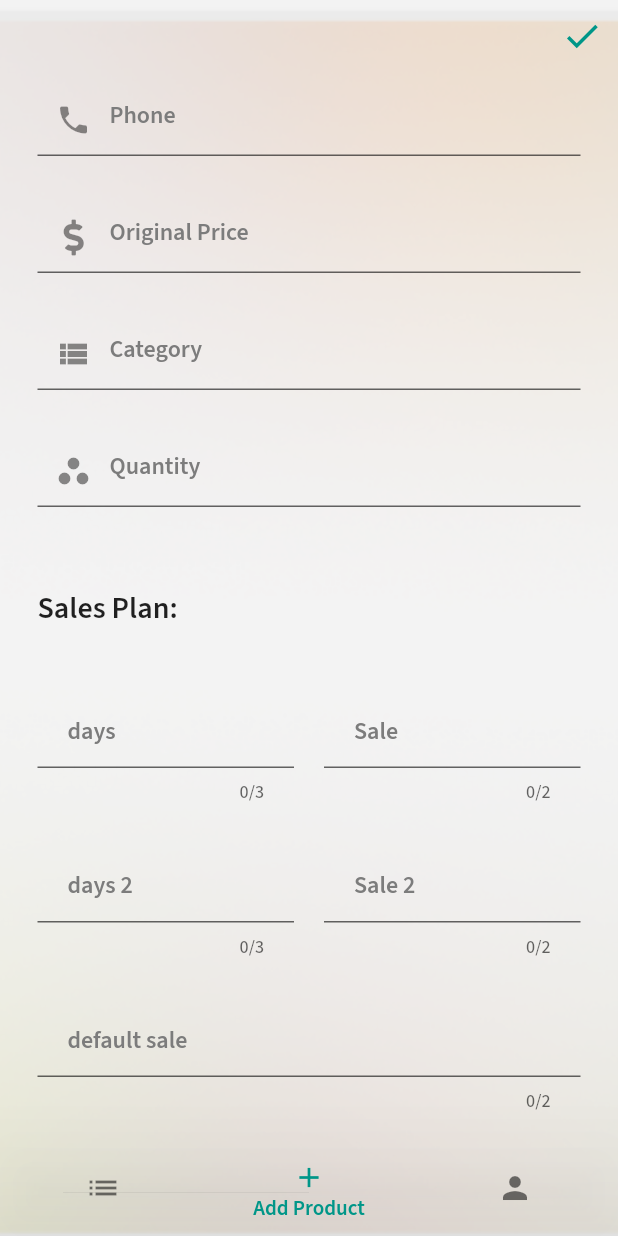
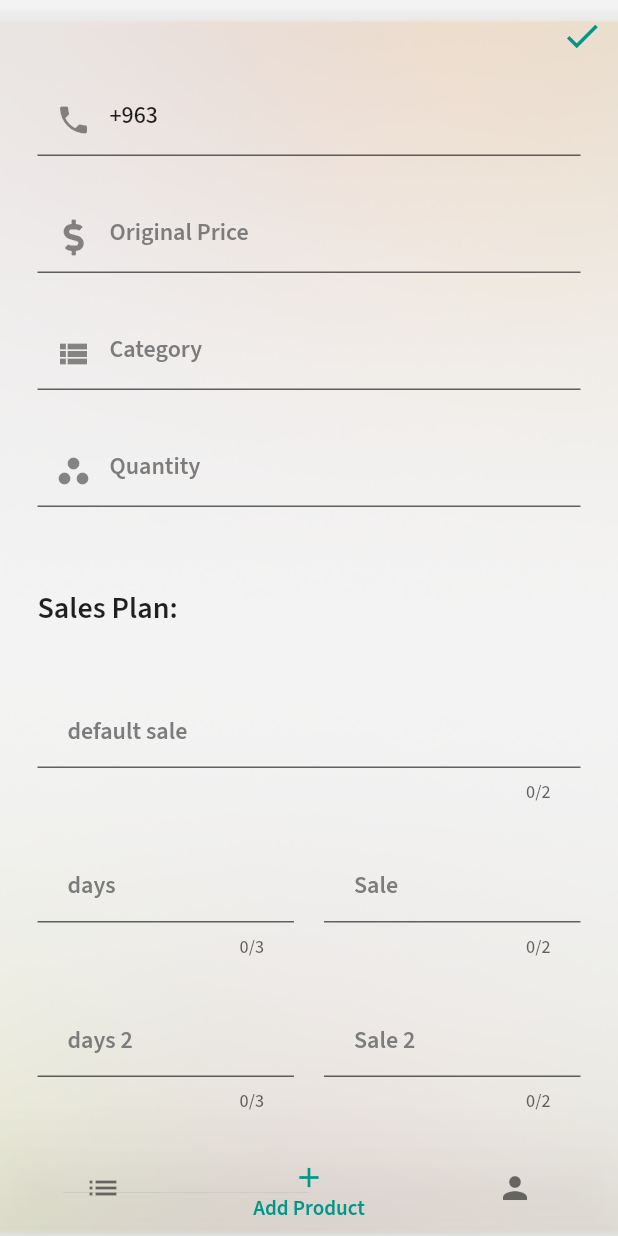
Before and after one commit to IyadAlanssary/Mahallna, a Flutter app: the BottomNavBar screen opened directly, item 2 of the bottom bar chosen, scrolled down 439 dp, after a tap on the "check" icon, on a phone screen of 412 x 824 dp. Run offline on Flutter 3.47's test engine with Material 2 defaults, Android fonts, the phone set to English and light mode, and no system bars; our stand-ins replace date_time_picker, flutter_spinkit, flutter_svg, flutter_vector_icons, font_awesome_flutter, image_picker and 1 more; missing offline and left inert: image_picker_for_web, search_page, shared_preferences_web; accounts and stored records are empty.

Commit message:
some minor problems solved

```diff
--- a/lib/Models/const.dart
+++ b/lib/Models/const.dart
@@ -1,3 +1,3 @@
 const String baseUrl = "74bbdce5-c395-497b-9acf-3f4bbf4b7604.mock.pstmn.io";
 
-String baseUrl2 = "http://192.168.80.198:8000/api";
+String baseUrl2 = "http://192.168.173.41:8000/api";
--- a/lib/add_product_screen.dart
+++ b/lib/add_product_screen.dart
@@ -157,6 +157,8 @@ class _AddProductState extends State<AddProduct> {
                             ),
                             ProductText(
                               hint: 'Phone',
+                              initial: true,
+                              initialText: '+963',
                               icon: const Icon(Icons.phone),
                               type: TextInputType.phone,
                               onChanged: (value) {
@@ -200,6 +202,14 @@ class _AddProductState extends State<AddProduct> {
                                 style: TextStyle(
                                     fontSize: 20, fontWeight: FontWeight.bold),
                               ),
+                            ),
+                            ProductText(
+                              hint: 'default sale',
+                              maxLength: 2,
+                              type: TextInputType.number,
+                              onChanged: (value) {
+                                initialSale = double.tryParse(value!);
+                              },
                             ),
                             // first period and price
                             Row(
@@ -252,15 +262,6 @@ class _AddProductState extends State<AddProduct> {
                                   },
                                 )),
                               ],
-                            ),
-                            // default sale
-                            ProductText(
-                              hint: 'default sale',
-                              maxLength: 2,
-                              type: TextInputType.number,
-                              onChanged: (value) {
-                                initialSale = double.tryParse(value!);
-                              },
                             ),
                           ],
                         ),
--- a/lib/home.dart
+++ b/lib/home.dart
@@ -203,9 +203,8 @@ class _HomeState extends State<Home> {
               imageBytes: res.bodyBytes,
               category: g['category'],
               price: g['current_price'].toString(),
-              expiryDate: g['expiry'],
-              imagePath: baseUrl2 +
-                  "/images/${g['image_id']}"); //////////////////TODO:change to g['image_id']
+              expiryDate: g['expiry_date'],
+              imagePath: "$baseUrl2/images/${g['image_id']}"); //////////////////TODO:change to g['image_id']
           Home.items.add(i);
           ItemCard.cards.add(ItemCard(key: UniqueKey(), item: i));
         }
```
Also changed, not shown: lib/Models/grocery_item.dart (+10 -0 lines), lib/common widgets/mini_item_card.dart (+3 -8 lines), lib/edit_product_screen.dart (+4 -5 lines).
